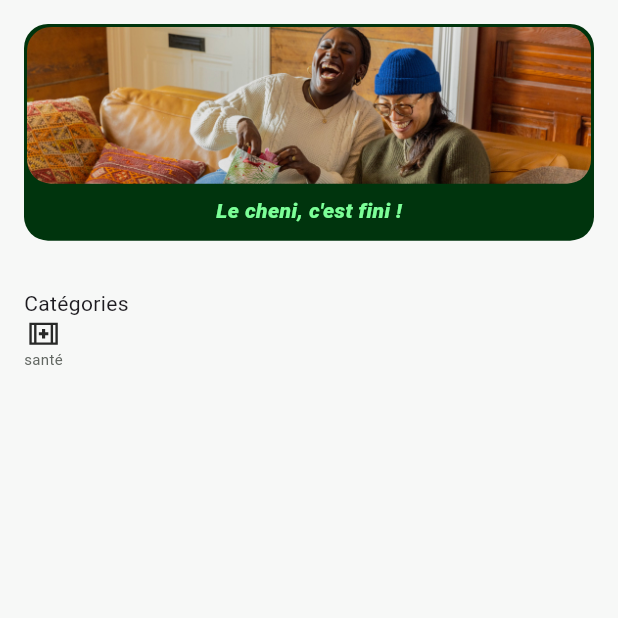
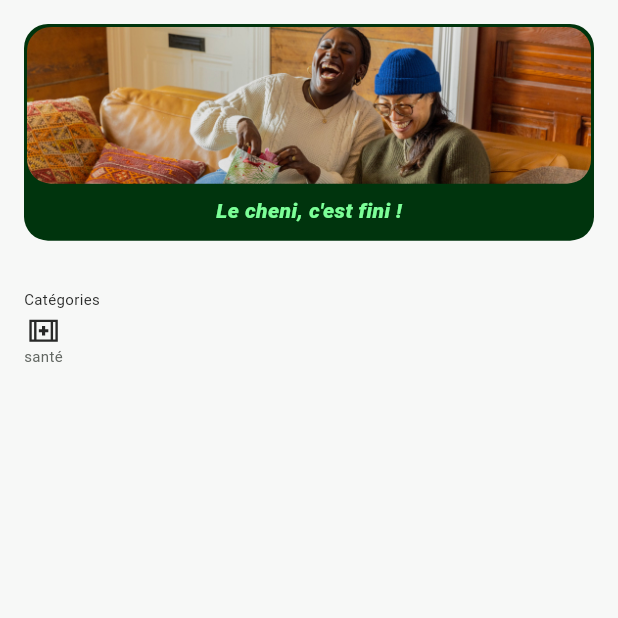
Before and after one commit to Xhya/cheni, a Flutter app: the screen it shows after launch, on a phone screen of 412 x 824 dp, the top half of it. Run offline on Flutter 3.47's test engine with Material 3 defaults, Android fonts, the phone set to English and light mode, and no system bars; our stand-ins replace file_picker, firebase_core, firebase_messaging, flutter_secure_storage, flutter_svg, loading_animation_widget and 3 more; missing offline and left inert: back_button_interceptor, cunning_document_scanner; accounts and stored records are empty; Roboto replaces fonts that are missing (Barlow).

Commit message:
add category title

```diff
--- a/lib/screens/Home.content.dart
+++ b/lib/screens/Home.content.dart
@@ -35,7 +35,11 @@ class _HomeContentState extends State<HomeContent> {
           children: [
             const HomeHeaderWidget(),
             const SizedBox(height: 32),
-            Text("Catégories"),
+            Text(
+              "Catégories",
+              style: TextStyle(color: CheniColors().text.black, fontSize: 10),
+            ),
+            const SizedBox(height: 4),
             Row(
               children: [
                 DocumentCategoryItem(
--- a/lib/utils/CheniColors.dart
+++ b/lib/utils/CheniColors.dart
@@ -14,6 +14,7 @@ class BackgroundColors {
 class TextColors {
   var secondary = secondaryColor;
   var grey = greyText;
+  var black = blackText;
 }
 
 class BorderColors {
@@ -24,3 +25,4 @@ Color greyColor = const Color(0xFFF7F8F7);
 Color primaryColor = const Color(0xFF00340D);
 Color secondaryColor = const Color(0xFF7CFF98);
 Color greyText = const Color(0xFF626762);
+Color blackText = const Color(0xFF282928);
```
